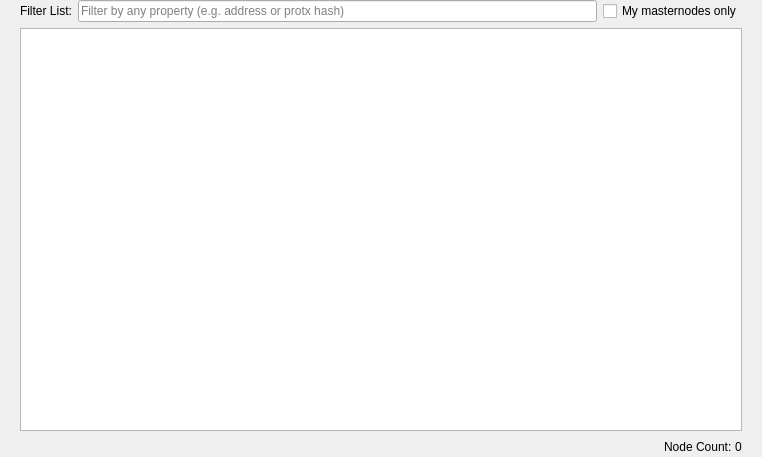
Before: the Qt Designer form src/qt/forms/masternodelist.ui in kwvg/dash, drawn with Qt 5.
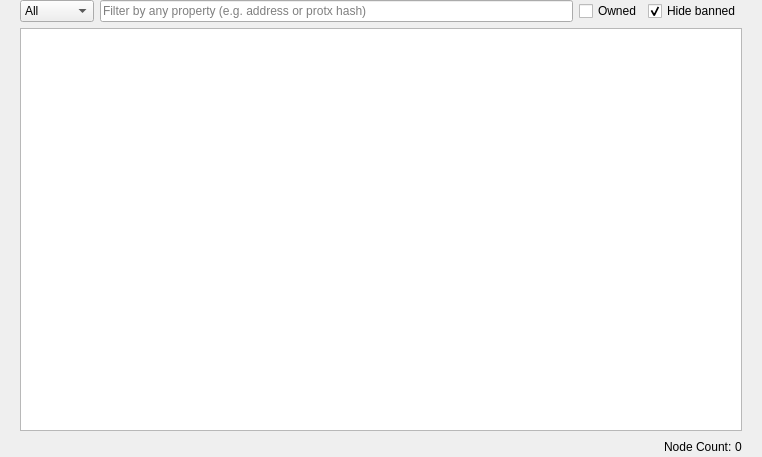
After: the same form once the commit is applied.

Diff of the .ui file:
```diff
--- a/src/qt/forms/masternodelist.ui
+++ b/src/qt/forms/masternodelist.ui
@@ -39,10 +39,25 @@
           <number>0</number>
          </property>
          <item>
-          <widget class="QLabel" name="label_filter_2">
-           <property name="text">
-            <string>Filter List:</string>
+          <widget class="QComboBox" name="comboBoxType">
+           <property name="toolTip">
+            <string>Filter by masternode type</string>
            </property>
+           <item>
+            <property name="text">
+             <string>All</string>
+            </property>
+           </item>
+           <item>
+            <property name="text">
+             <string>Regular</string>
+            </property>
+           </item>
+           <item>
+            <property name="text">
+             <string>Evo</string>
+            </property>
+           </item>
           </widget>
          </item>
          <item>
@@ -61,7 +76,20 @@
             <string>Show only masternodes this wallet has keys for.</string>
            </property>
            <property name="text">
-            <string>My masternodes only</string>
+            <string>Owned</string>
+           </property>
+          </widget>
+         </item>
+         <item>
+          <widget class="QCheckBox" name="checkBoxHideBanned">
+           <property name="toolTip">
+            <string>Hide masternodes that are currently PoSe banned.</string>
+           </property>
+           <property name="text">
+            <string>Hide banned</string>
+           </property>
+           <property name="checked">
+            <bool>true</bool>
            </property>
           </widget>
          </item>
```
Left out of the diff: 2 changed lines with no effect on the pictures.
